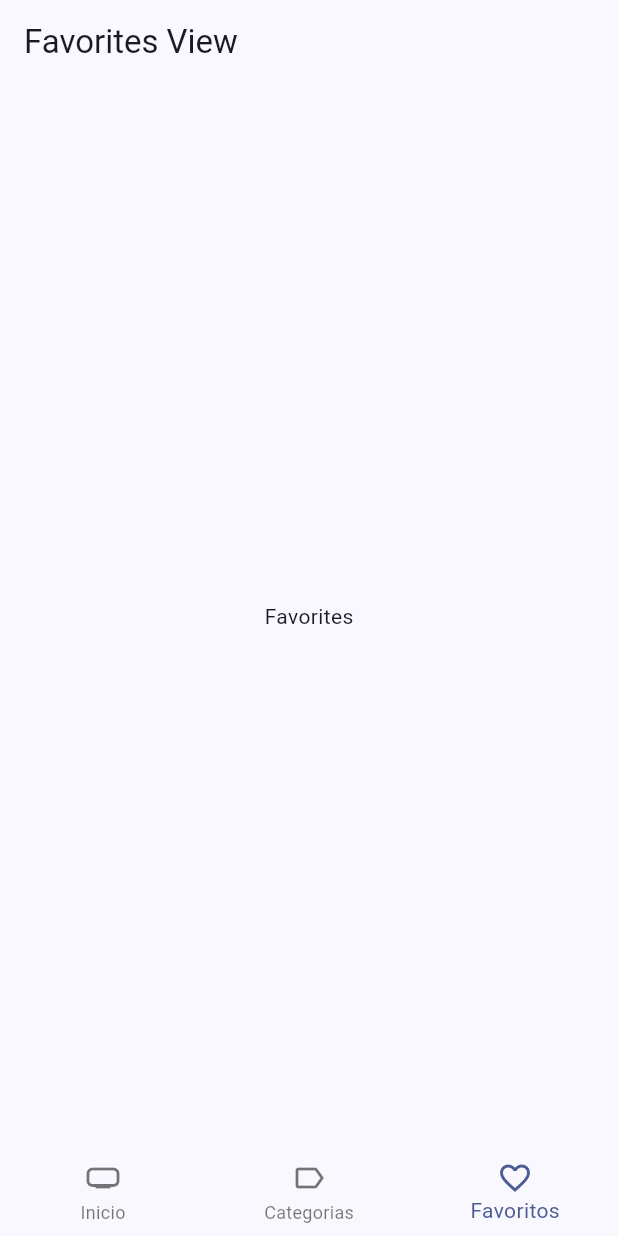
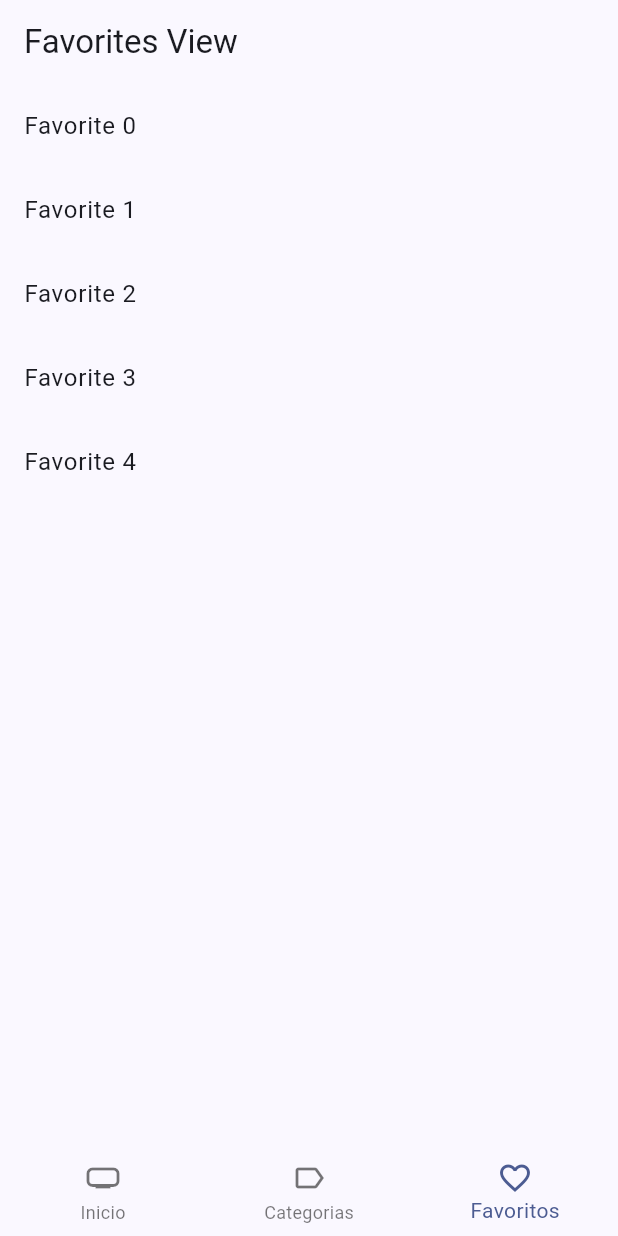
Before and after one commit to CarlosHugoRodriguezC/cinemapediaAppFlutter, a Flutter app: the screen it shows after launch, item 3 of the bottom bar chosen, on a phone screen of 412 x 824 dp. Run offline on Flutter 3.47's test engine with Material 2 defaults, Android fonts, the phone set to English and light mode, and no system bars; our stand-ins replace animate_do, card_swiper, dio, flutter_dotenv, flutter_riverpod, go_router and 1 more; accounts and stored records are empty; generated files the repository leaves out were written again; network calls fail.

Commit message:
tare iniciada

```diff
--- a/lib/presentation/providers/providers.dart
+++ b/lib/presentation/providers/providers.dart
@@ -12,3 +12,4 @@ export 'actors/actors_repository_provider.dart';
 export 'search/search_movies_provider.dart';
 
 export 'storage/local_storage_provider.dart';
+export 'storage/favorite_movies_provider.dart';
--- a/lib/presentation/views/movies/favorites_view.dart
+++ b/lib/presentation/views/movies/favorites_view.dart
@@ -1,16 +1,27 @@
 import 'package:flutter/material.dart';
+import 'package:flutter_riverpod/flutter_riverpod.dart';
 
-class FavoritesView extends StatelessWidget {
+class FavoritesView extends ConsumerStatefulWidget {
   const FavoritesView({super.key});
 
+  @override
+  FavoritesViewState createState() => FavoritesViewState();
+}
+
+class FavoritesViewState extends ConsumerState<FavoritesView> {
   @override
   Widget build(BuildContext context) {
     return Scaffold(
       appBar: AppBar(
         title: const Text('Favorites View'),
       ),
-      body: const Center(
-        child: Text('Favorites'),
+      body: ListView.builder(
+        itemCount: 5,
+        itemBuilder: (context, index) {
+          return ListTile(
+            title: Text('Favorite $index'),
+          );
+        },
       ),
     );
   }
```
Also changed, not shown: lib/presentation/providers/storage/favorite_movies_provider.dart (added, +33 -0 lines).
